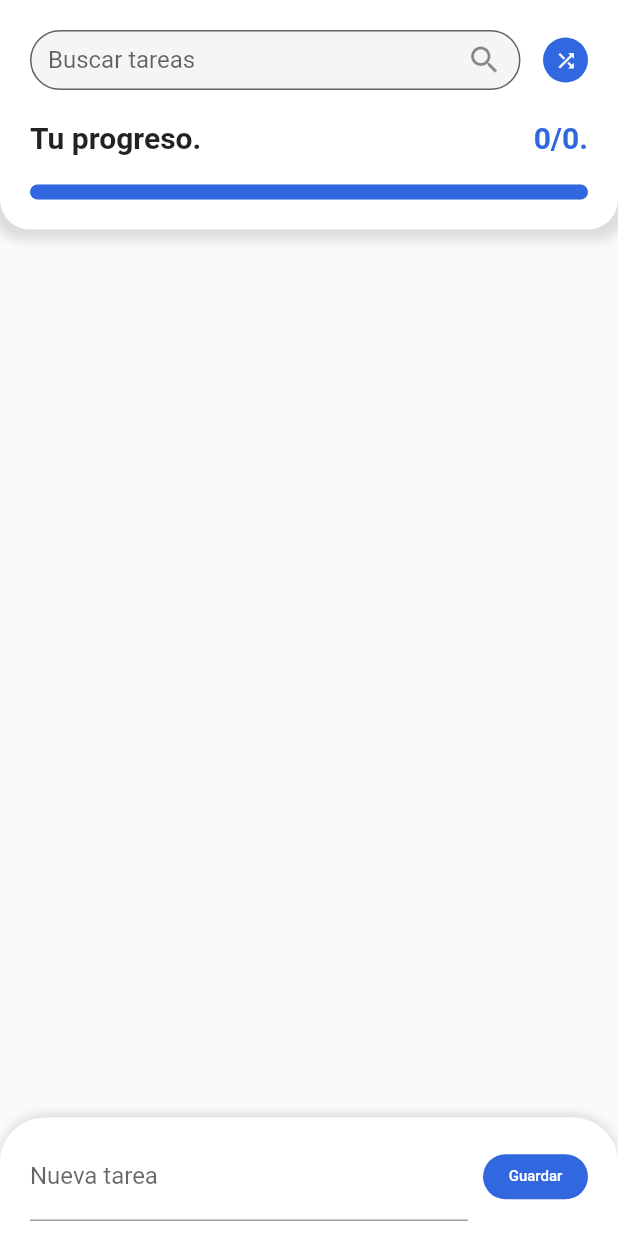
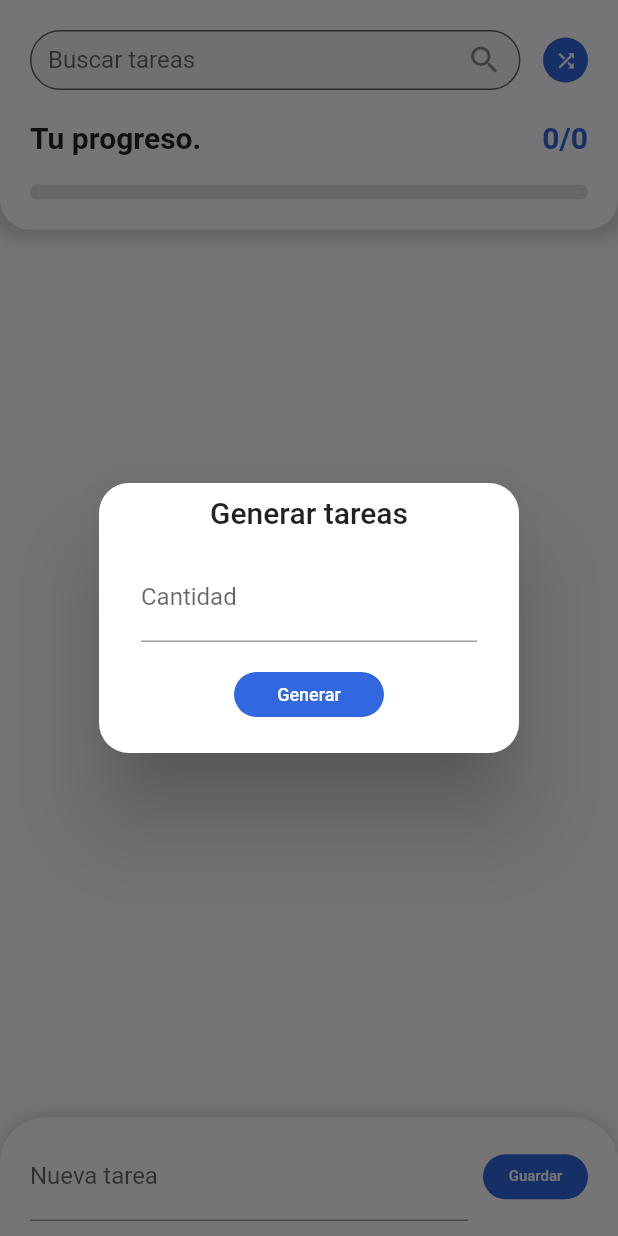
Before and after one commit to Diiiegor/latest_flutter, a Flutter app: the screen it shows after launch, after a tap on the "shuffle" icon, on a phone screen of 412 x 824 dp. Run offline on Flutter 3.47's test engine with Material 2 defaults, Android fonts, the phone set to English and light mode, and no system bars; our stand-ins replace dio, flutter_svg, get, roundcheckbox, sqflite; accounts and stored records are empty.

Commit message:
Generacion de tareas usando el api de catfact

```diff
--- a/lib/app/modules/tasks/TasksRepository.dart
+++ b/lib/app/modules/tasks/TasksRepository.dart
@@ -41,10 +41,10 @@ class TasksRepository {
     return tasks;
   }
 
-  Future<List<Map<String, dynamic>>> getRandomTasks(int limit) async {
+  Future<List<dynamic>> getRandomTasks(int limit) async {
     final data =
         await this._dio.get('/facts', queryParameters: {'limit': limit});
-    final facts = data.data;
+    final facts = data.data['data'];
     return facts;
   }
 
--- a/lib/app/modules/tasks/internal_widgets/header.dart
+++ b/lib/app/modules/tasks/internal_widgets/header.dart
@@ -37,7 +37,9 @@ class HeaderWidget extends StatelessWidget {
                     width: 15,
                   ),
                   ButtonPrimary(
-                      onTab: () {},
+                      onTab: () {
+                        controller.modalRandom();
+                      },
                       child: Icon(
                         Icons.shuffle,
                         color: Colors.white,
@@ -58,7 +60,7 @@ class HeaderWidget extends StatelessWidget {
                           TextStyle(fontWeight: FontWeight.bold, fontSize: 20),
                     ),
                     Text(
-                      "${controller.doneTasks.value.round()}/${controller.allTasks.value.round()}.",
+                      "${controller.doneTasks.value.round()}/${controller.allTasks.value.round()}",
                       style: TextStyle(
                           fontWeight: FontWeight.bold,
                           fontSize: 20,
--- /dev/null
+++ b/lib/app/modules/tasks/internal_widgets/modal_generar.dart
@@ -0,0 +1,52 @@
+import 'package:flutter/material.dart';
+import 'package:get/get.dart';
+import 'package:la_electronic/app/modules/tasks/tasks_controller.dart';
+
+import 'button_primary.dart';
+
+class ModalGenerar extends StatelessWidget {
+  const ModalGenerar({Key? key}) : super(key: key);
+
+  @override
+  Widget build(BuildContext context) {
+    TasksController controller = Get.find<TasksController>();
+    return Column(
+      children: [
+        Container(
+          padding: EdgeInsets.symmetric(horizontal: 20),
+          child: Obx(() => TextField(
+                keyboardType: TextInputType.number,
+                controller: controller.generateTaskController,
+                decoration: InputDecoration(
+                  errorText: controller.generateValidationInput.value
+                      ? null
+                      : "Ingrese una cantidad valida",
+                  labelText: "Cantidad",
+                ),
+              )),
+        ),
+        SizedBox(
+          height: 20,
+        ),
+        ButtonPrimary(
+            onTab: () {
+              if (controller.validateGenerateTask()) {
+                final limit = int.parse(controller.generateTaskController.text);
+                controller.generateRandomTasks(limit);
+                Get.back();
+                Get.snackbar("Hola!", "Se agregaron ${limit} tareas");
+                controller.listScrollController.animateTo(0,
+                    duration: Duration(milliseconds: 500),
+                    curve: Curves.bounceIn);
+              }
+            },
+            child: Text(
+              "Generar",
+              style: TextStyle(color: Colors.white, fontSize: 12),
+            ),
+            width: 100,
+            height: 30)
+      ],
+    );
+  }
+}
--- a/lib/app/modules/tasks/internal_widgets/progress_bar.dart
+++ b/lib/app/modules/tasks/internal_widgets/progress_bar.dart
@@ -15,7 +15,7 @@ class ProgressBar extends StatelessWidget {
           alignment: Alignment.centerLeft,
           child: Container(
             height: 10,
-            width: (percent * constrains.maxWidth) / 100,
+            width: (percent.isNaN ? 0 : percent * constrains.maxWidth) / 100,
             decoration: BoxDecoration(
                 color: Get.theme.primaryColor,
                 borderRadius: BorderRadius.circular(20)),
--- a/lib/app/modules/tasks/internal_widgets/task_widget.dart
+++ b/lib/app/modules/tasks/internal_widgets/task_widget.dart
@@ -32,7 +32,7 @@ class TaskWidget extends StatelessWidget {
                             width: 5,
                             color: task.done == 1
                                 ? Color(0xffBDBDBD)
-                                : Colors.primaries[Random().nextInt(20) %
+                                : Colors.primaries[Random(task.id).nextInt(20) %
                                     Colors.primaries.length]))),
                 child: Row(
                   mainAxisAlignment: MainAxisAlignment.spaceBetween,
--- a/lib/app/modules/tasks/tasks_page.dart
+++ b/lib/app/modules/tasks/tasks_page.dart
@@ -1,4 +1,5 @@
 import 'package:flutter/material.dart';
+import 'package:flutter_svg/flutter_svg.dart';
 import 'package:get/get.dart';
 import 'package:la_electronic/app/modules/tasks/internal_widgets/filter_task_widget.dart';
 import 'package:la_electronic/app/modules/tasks/internal_widgets/header.dart';
@@ -25,23 +26,27 @@ class TasksPage extends StatelessWidget {
                   children: [
                     HeaderWidget(),
                     Expanded(
-                        child: Container(
-                      child: Column(
-                        children: [
-                          Expanded(
-                              child: Obx(() => ListView.builder(
-                                    controller: controller.listScrollController,
+                        child: Obx(() => Container(
+                              child: controller.pendingTasks.length > 0
+                                  ? ListView.builder(
+                                      controller:
+                                          controller.listScrollController,
                                       physics: BouncingScrollPhysics(),
                                       key: controller.listKey,
                                       itemCount: controller.pendingTasks.length,
                                       itemBuilder: (_, index) {
                                         return TaskWidget(
-                                          task: controller.pendingTasks[index]);
+                                            task:
+                                                controller.pendingTasks[index]);
                                       },
-                                  )))
-                        ],
+                                    )
+                                  : Container(
+                                      child: SvgPicture.asset(
+                                        'assets/empty-box.svg',
+                                        width: 100,
                                       ),
-                    )),
+                                    ),
+                            ))),
                     NewTask()
                   ],
                 ),
--- a/lib/main.dart
+++ b/lib/main.dart
@@ -4,6 +4,7 @@ import 'package:la_electronic/app/routes/pages.dart';
 import 'package:la_electronic/app/routes/routes.dart';
 
 void main() => runApp(GetMaterialApp(
+      debugShowCheckedModeBanner: false,
       initialRoute: Routes.HOME,
       getPages: Pages.pages,
       theme: ThemeData(primaryColor: Color(0xff3168E0)),
--- a/pubspec.yaml
+++ b/pubspec.yaml
@@ -32,6 +32,7 @@ dependencies:
   sqflite:
   roundcheckbox: ^2.0.2+1
   dio: ^4.0.0
+  flutter_svg: ^0.22.0
 
 dev_dependencies:
   flutter_test:
@@ -49,9 +50,8 @@ flutter:
   uses-material-design: true
 
   # To add assets to your application, add an assets section, like this:
-  # assets:
-  #   - images/a_dot_burr.jpeg
-  #   - images/a_dot_ham.jpeg
+  assets:
+    - assets/
 
   # An image asset can refer to one or more resolution-specific "variants", see
   # https://flutter.dev/assets-and-images/#resolution-aware.
```
Also changed, not shown: lib/app/modules/tasks/tasks_controller.dart (+32 -0 lines), assets/empty-box.svg (added), pubspec.lock. Lines whose indentation alone changed are shown as unchanged.
